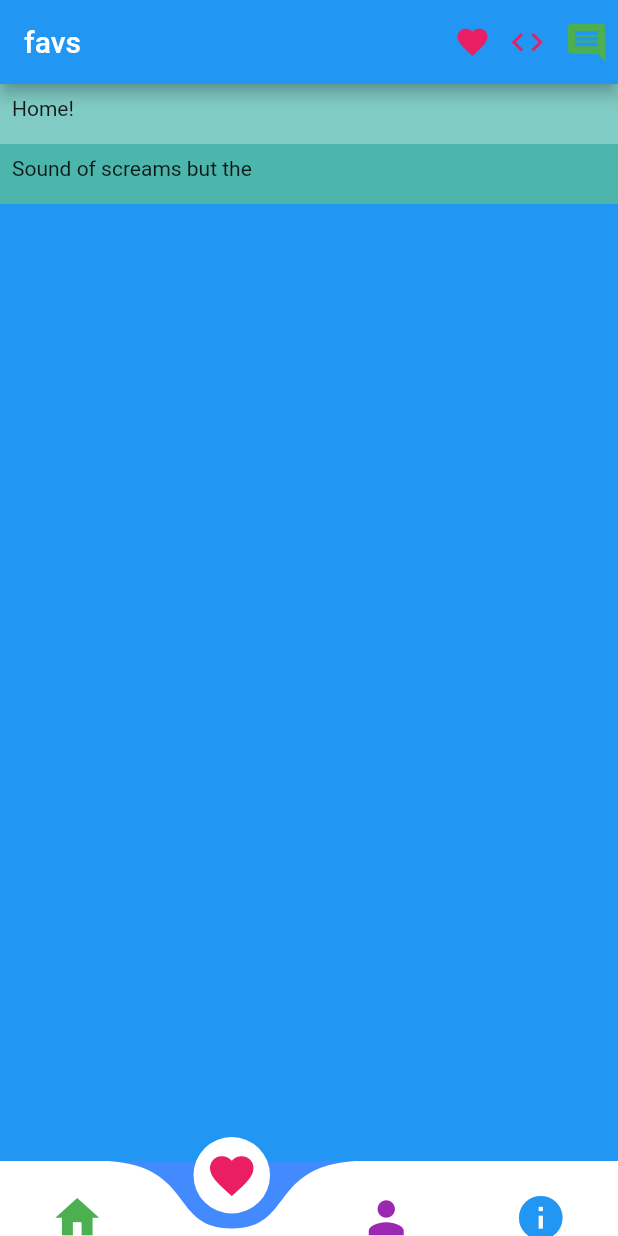
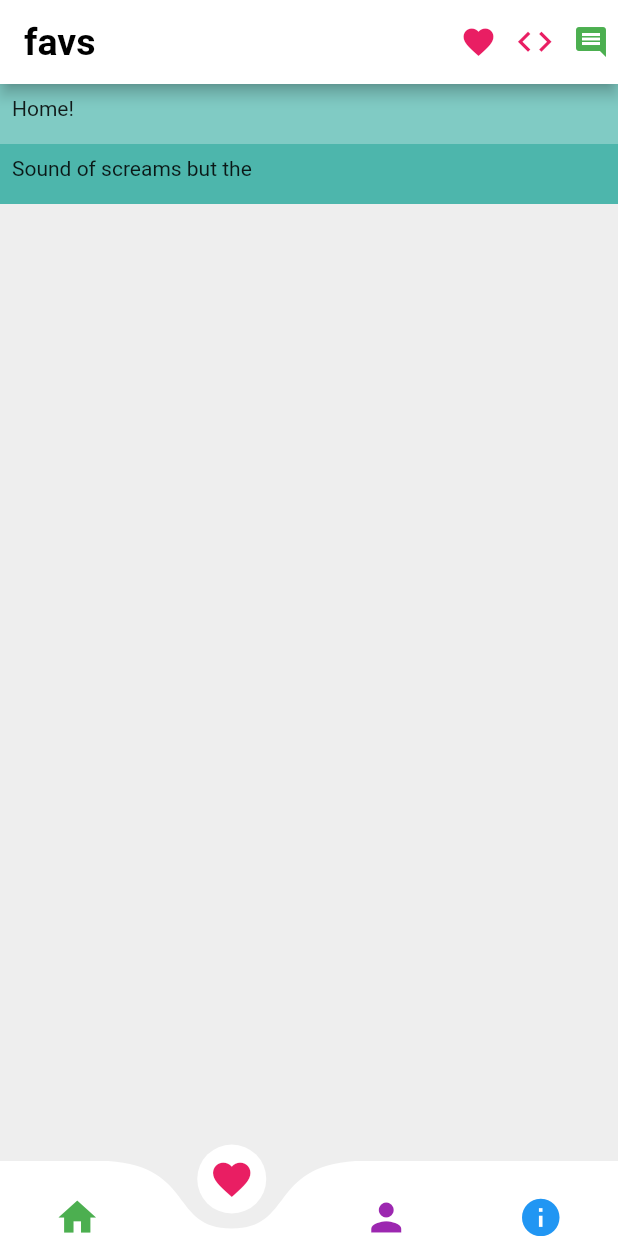
Before and after one commit to iyashwantsaini/wolwo, a Flutter app: the screen it shows after launch, item 2 of the bottom bar chosen, after a tap on the "favorite" icon, on a phone screen of 412 x 824 dp. Run offline on Flutter 3.47's test engine with Material 2 defaults, Android fonts, the phone set to English and light mode, and no system bars; drawn by our look-alikes of curved_navigation_bar.

```diff
--- a/lib/components/structure.dart
+++ b/lib/components/structure.dart
@@ -24,28 +24,32 @@ class _StructureState extends State<Structure> {
         index: 0,
         height: 50.0,
         items: <Widget>[
-          Icon(Icons.home, size: 35.0, color: Colors.green),
+          Icon(
+            Icons.home,
+            size: 30.0,
+            color: Colors.green,
+          ),
           Icon(
             Icons.favorite,
-            size: 35.0,
+            size: 30.0,
             color: Colors.pink,
           ),
           Icon(
             Icons.person,
-            size: 35.0,
+            size: 30.0,
             color: Colors.purple,
           ),
           Icon(
             Icons.info,
-            size: 35.0,
+            size: 30.0,
             color: Colors.blue,
           ),
         ],
         color: Colors.white,
-        buttonBackgroundColor: Colors.white,
-        // backgroundColor: Colors.black,
-        animationCurve: Curves.easeInCirc,
-        animationDuration: Duration(milliseconds: 300),
+        // buttonBackgroundColor: Colors.white,
+        backgroundColor: Colors.grey[200],
+        // animationCurve: Curves.easeInCirc,
+        // animationDuration: Duration(milliseconds: 1000),
         onTap: (index) {
           setState(() {
             _page = index;
@@ -53,12 +57,19 @@ class _StructureState extends State<Structure> {
         },
       ),
       appBar: AppBar(
-        title: Text(_page == 0
-            ? 'wolwo'
-            : _page == 1
-                ? 'favs'
-                : _page == 2 ? 'about' : _page == 3 ? 'user' : null),
-        // backgroundColor: Colors.black,
+        title: Text(
+          _page == 0
+              ? 'wolwo'
+              : _page == 1
+                  ? 'favs'
+                  : _page == 2 ? 'about' : _page == 3 ? 'user' : null,
+          style: TextStyle(
+            color: Colors.black,
+            fontWeight: FontWeight.bold,
+            fontSize: 25,
+          ),
+        ),
+        backgroundColor: Colors.white,
         actions: <Widget>[
           InkWell(
             onTap: () => print("Container pressed"), // handle your onTap here
@@ -78,7 +89,7 @@ class _StructureState extends State<Structure> {
               child: Icon(
                 Icons.code,
                 color: Colors.pink,
-                size: 25.0,
+                size: 27.0,
               ),
             ),
           ),
@@ -89,7 +100,7 @@ class _StructureState extends State<Structure> {
               child: Icon(
                 Icons.comment,
                 color: Colors.green,
-                size: 30.0,
+                size: 24.0,
               ),
             ),
           ),
@@ -100,8 +111,8 @@ class _StructureState extends State<Structure> {
               onPressed: () {
                 // Add your onPressed code here!
               },
-              child: Icon(Icons.cached),
-              backgroundColor: Colors.cyan,
+              child: Icon(Icons.edit),
+              backgroundColor: Colors.blueGrey,
             )
           : null,
       body: _page == 0
--- a/lib/pages/about.dart
+++ b/lib/pages/about.dart
@@ -9,7 +9,7 @@ class _AboutState extends State<About> {
   @override
   Widget build(BuildContext context) {
     return Container(
-      color: Colors.blue,
+      color: Colors.grey[200],
       width: double.infinity,
       // margin: EdgeInsets.all(10),
       child: Column(
--- a/lib/pages/favourites.dart
+++ b/lib/pages/favourites.dart
@@ -9,7 +9,7 @@ class _FavouritesState extends State<Favourites> {
   @override
   Widget build(BuildContext context) {
     return Container(
-      color: Colors.blue,
+      color: Colors.grey[200],
       width: double.infinity,
       // margin: EdgeInsets.all(10),
       child: Column(
--- a/lib/pages/home.dart
+++ b/lib/pages/home.dart
@@ -9,7 +9,7 @@ class _HomeState extends State<Home> {
   @override
   Widget build(BuildContext context) {
     return Container(
-      color: Colors.blue,
+      color: Colors.grey[200],
       width: double.infinity,
       // margin: EdgeInsets.all(10),
       child: Column(
--- a/lib/pages/user.dart
+++ b/lib/pages/user.dart
@@ -9,7 +9,7 @@ class _UserState extends State<User> {
   @override
   Widget build(BuildContext context) {
     return Container(
-      color: Colors.blue,
+      color: Colors.grey[200],
       width: double.infinity,
       // margin: EdgeInsets.all(10),
       child: Column(
```
